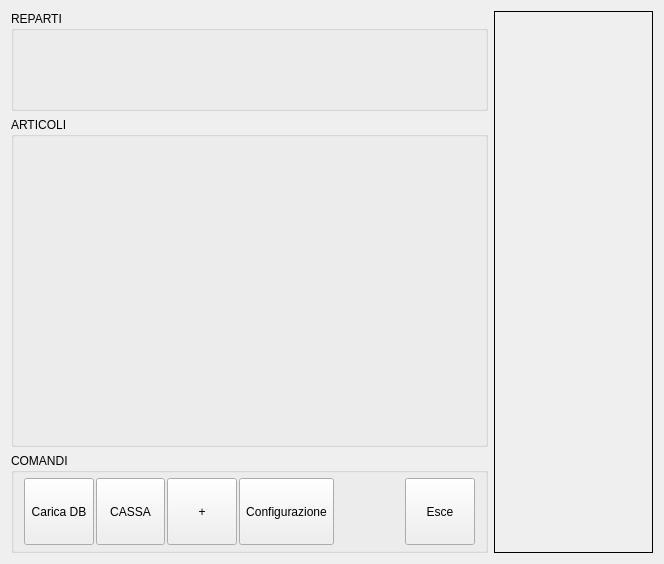
Above: src/mainwindow.ui from mtonin/gestcassa before the change. Below: the same form after it.
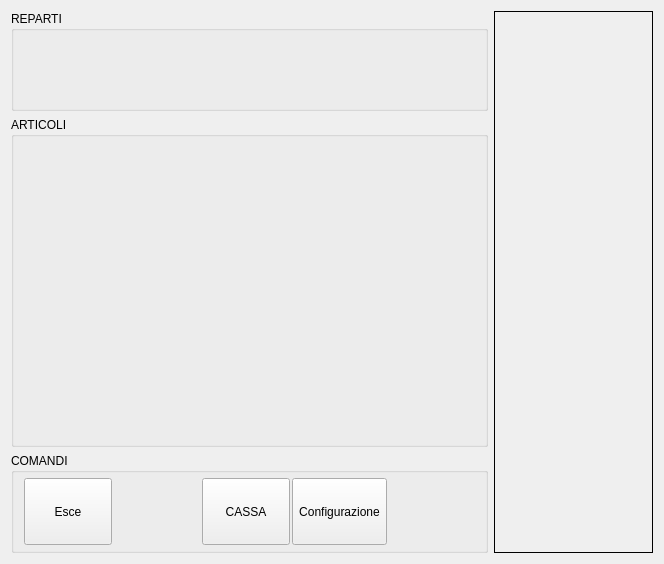
That is the form after the change. Icons and pictures are not drawn.

What changed in the file:
```diff
--- a/src/mainwindow.ui
+++ b/src/mainwindow.ui
@@ -157,19 +157,13 @@
            <number>5</number>
           </property>
           <item>
-           <widget class="QToolButton" name="dbLoadBtn">
+           <widget class="QToolButton" name="closeBtn">
             <property name="sizePolicy">
              <sizepolicy hsizetype="Expanding" vsizetype="Expanding">
               <horstretch>0</horstretch>
               <verstretch>0</verstretch>
              </sizepolicy>
             </property>
-            <property name="minimumSize">
-             <size>
-              <width>0</width>
-              <height>50</height>
-             </size>
-            </property>
             <property name="maximumSize">
              <size>
               <width>100</width>
@@ -177,10 +171,39 @@
              </size>
             </property>
             <property name="text">
-             <string>Carica DB</string>
+             <string>Esce</string>
+            </property>
+            <property name="icon">
+             <iconset resource="risorse.qrc">
+              <normaloff>:/GestCassa/spegne</normaloff>:/GestCassa/spegne</iconset>
+            </property>
+            <property name="iconSize">
+             <size>
+              <width>48</width>
+              <height>48</height>
+             </size>
+            </property>
+            <property name="autoExclusive">
+             <bool>false</bool>
+            </property>
+            <property name="toolButtonStyle">
+             <enum>Qt::ToolButtonTextUnderIcon</enum>
             </property>
            </widget>
           </item>
+          <item>
+           <spacer name="horizontalSpacer_2">
+            <property name="orientation">
+             <enum>Qt::Horizontal</enum>
+            </property>
+            <property name="sizeHint" stdset="0">
+             <size>
+              <width>40</width>
+              <height>20</height>
+             </size>
+            </property>
+           </spacer>
+          </item>
           <item>
            <widget class="QToolButton" name="modalitaBtn">
             <property name="sizePolicy">
@@ -198,24 +221,18 @@
             <property name="text">
              <string>CASSA</string>
             </property>
-           </widget>
-          </item>
-          <item>
-           <widget class="QToolButton" name="modalitaBtn_2">
-            <property name="sizePolicy">
-             <sizepolicy hsizetype="Expanding" vsizetype="Expanding">
-              <horstretch>0</horstretch>
-              <verstretch>0</verstretch>
-             </sizepolicy>
+            <property name="icon">
+             <iconset resource="risorse.qrc">
+              <normaloff>:/GestCassa/cassa</normaloff>:/GestCassa/cassa</iconset>
             </property>
-            <property name="maximumSize">
+            <property name="iconSize">
              <size>
-              <width>100</width>
-              <height>100</height>
+              <width>48</width>
+              <height>48</height>
              </size>
             </property>
-            <property name="text">
-             <string>+</string>
+            <property name="toolButtonStyle">
+             <enum>Qt::ToolButtonTextUnderIcon</enum>
             </property>
            </widget>
           </item>
@@ -267,41 +284,6 @@
             </property>
            </spacer>
           </item>
-          <item>
-           <widget class="QToolButton" name="closeBtn">
-            <property name="sizePolicy">
-             <sizepolicy hsizetype="Expanding" vsizetype="Expanding">
-              <horstretch>0</horstretch>
-              <verstretch>0</verstretch>
-             </sizepolicy>
-            </property>
-            <property name="maximumSize">
-             <size>
-              <width>100</width>
-              <height>100</height>
-             </size>
-            </property>
-            <property name="text">
-             <string>Esce</string>
-            </property>
-            <property name="icon">
-             <iconset resource="risorse.qrc">
-              <normaloff>:/GestCassa/spegne</normaloff>:/GestCassa/spegne</iconset>
-            </property>
-            <property name="iconSize">
-             <size>
-              <width>48</width>
-              <height>48</height>
-             </size>
-            </property>
-            <property name="autoExclusive">
-             <bool>false</bool>
-            </property>
-            <property name="toolButtonStyle">
-             <enum>Qt::ToolButtonTextUnderIcon</enum>
-            </property>
-           </widget>
-          </item>
          </layout>
         </widget>
        </item>
```
